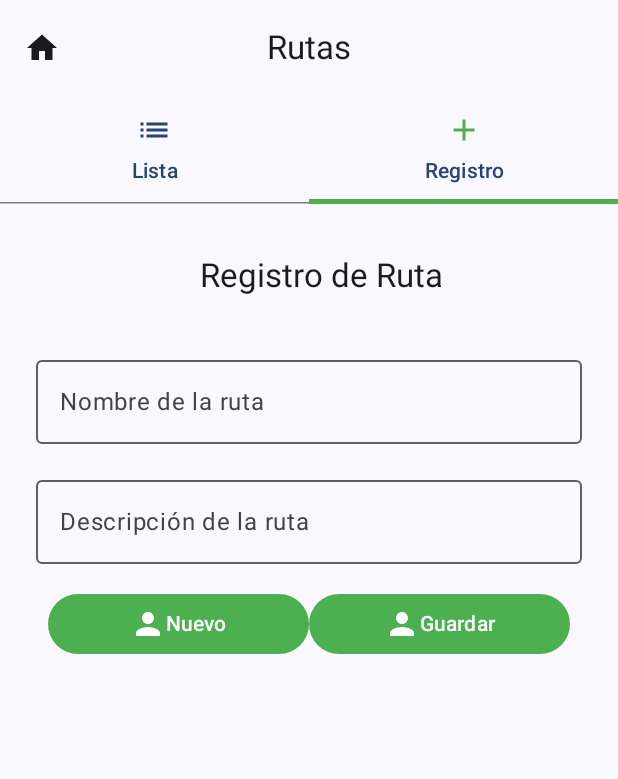
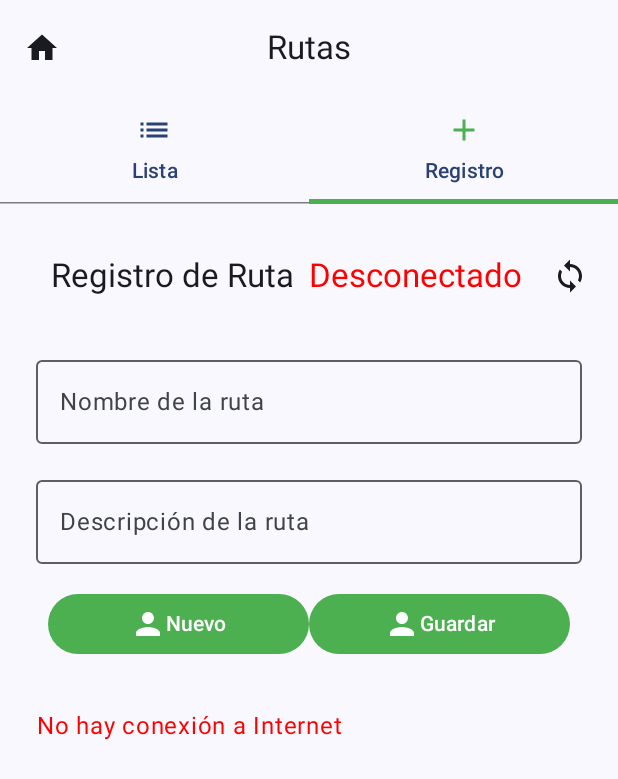
Before and after one commit to olylopez/PrestApp, an Android app built with Jetpack Compose: the composable RutasScreen shown on its own in the app's theme, tab 2 chosen, on a phone screen of 412 x 824 dp. Shown: the top 779 px of the screen. Run offline under Robolectric (Android 15) with nearby library versions, the phone set to English and light mode, and no system bars; our stand-ins replace Dagger/Hilt's generated code.

Commit message:
CRUD COMPLETO CON CONEXION RUTAS

```diff
--- a/app/build.gradle.kts
+++ b/app/build.gradle.kts
@@ -56,6 +56,9 @@ dependencies {
 
     //HILT
     implementation("com.google.dagger:hilt-android:2.51")
+    implementation(libs.firebase.components)
+    implementation(libs.androidx.hilt.work)
+    //noinspection UseTomlInstead
     ksp("com.google.dagger:hilt-android-compiler:2.51")
     implementation("androidx.hilt:hilt-navigation-compose:1.2.0")
 
--- a/app/src/main/java/com/example/prestapp/PrestApp.kt
+++ b/app/src/main/java/com/example/prestapp/PrestApp.kt
@@ -1,9 +1,13 @@
 package com.example.prestapp
 
 import android.app.Application
+import androidx.hilt.work.HiltWorkerFactory
+import androidx.hilt.work.WorkerAssistedFactory
+import androidx.work.Configuration
 import dagger.hilt.android.HiltAndroidApp
+import javax.inject.Inject
 
 @HiltAndroidApp
-class PrestApp: Application() {
+class PrestApp : Application(){
 
 }
--- a/app/src/main/java/com/example/prestapp/data/local/dao/RutaDao.kt
+++ b/app/src/main/java/com/example/prestapp/data/local/dao/RutaDao.kt
@@ -6,20 +6,17 @@ import kotlinx.coroutines.flow.Flow
 
 @Dao
 interface RutaDao {
-    @Query("SELECT * FROM rutas")
+    @Query("SELECT * FROM rutas WHERE isDeleted = 0")
     fun getRutas(): Flow<List<RutaEntity>>
 
-    @Query("SELECT * FROM rutas WHERE rutaID = :id")
-    fun getRutaById(id: Int): Flow<RutaEntity>
+    @Query("SELECT * FROM rutas WHERE rutaID = :rutaId")
+    fun getRutaById(rutaId: Int): Flow<RutaEntity>
+
+    @Query("SELECT * FROM rutas WHERE isSynced = 0 OR isDeleted = 1")
+    fun getUnsyncedRutas(): List<RutaEntity>
 
     @Insert(onConflict = OnConflictStrategy.REPLACE)
-    suspend fun insertRuta(ruta: RutaEntity)
-
-    @Insert(onConflict = OnConflictStrategy.REPLACE)
-    suspend fun insertRutas(rutas: List<RutaEntity>)
-
-    @Query("DELETE FROM rutas")
-    suspend fun deleteAllRutas()
+    suspend fun insertRuta(ruta: RutaEntity): Long
 
     @Update
     suspend fun updateRuta(ruta: RutaEntity)
@@ -27,6 +24,6 @@ interface RutaDao {
     @Delete
     suspend fun deleteRuta(ruta: RutaEntity)
 
-    @Query("DELETE FROM rutas WHERE rutaID = :id")
-    suspend fun deleteRutaById(id: Int)
+    @Query("DELETE FROM rutas WHERE rutaID = :rutaId")
+    suspend fun deleteRutaById(rutaId: Int)
 }
--- a/app/src/main/java/com/example/prestapp/data/remote/PrestAppApi.kt
+++ b/app/src/main/java/com/example/prestapp/data/remote/PrestAppApi.kt
@@ -79,16 +79,16 @@ interface PrestAppApi {
 
     // Ruta Endpoints
     @GET("api/Rutas")
-    suspend fun getRutas(): List<RutaDto>
+    suspend fun getRutas(): Response<List<RutaDto>>
 
     @GET("api/Rutas/{id}")
     suspend fun getRuta(@Path("id") id: Int): RutaDto
 
     @POST("api/Rutas")
-    suspend fun postRuta(@Body ruta: RutaDto): RutaDto
+    suspend fun postRuta(@Body rutaDto: RutaDto): Response<RutaDto>
 
     @PUT("api/Rutas/{id}")
-    suspend fun putRuta(@Path("id") id: Int, @Body ruta: RutaDto): RutaDto
+    suspend fun putRuta(@Path("id") id: Int, @Body rutaDto: RutaDto): Response<RutaDto>
 
     @DELETE("api/Rutas/{id}")
     suspend fun deleteRuta(@Path("id") id: Int): Response<Unit>
--- a/app/src/main/java/com/example/prestapp/data/repository/RutaReository.kt
+++ /dev/null
@@ -1,64 +0,0 @@
-package com.example.prestapp.data.repository
-
-import com.example.prestapp.data.local.dao.RutaDao
-import com.example.prestapp.data.local.entities.RutaEntity
-import com.example.prestapp.data.remote.PrestAppApi
-import com.example.prestapp.data.remote.dtos.RutaDto
-import com.example.prestapp.data.remote.dtos.toEntity
-import kotlinx.coroutines.flow.Flow
-import kotlinx.coroutines.flow.first
-import kotlinx.coroutines.flow.flow
-import javax.inject.Inject
-import javax.inject.Singleton
-
-
-@Singleton
-class RutaRepository @Inject constructor(
-    private val rutaDao: RutaDao,
-    private val prestAppApi: PrestAppApi
-) {
-    fun getRutas(): Flow<Resource<List<RutaEntity>>> = flow {
-        emit(Resource.Loading())
-        try {
-            val localRutas = rutaDao.getRutas().first()
-            emit(Resource.Success(localRutas))
-            try {
-                val remoteRutas = prestAppApi.getRutas()
-                rutaDao.deleteAllRutas()
-                rutaDao.insertRutas(remoteRutas.map { it.toEntity() })
-                val updatedRutas = rutaDao.getRutas().first()
-                emit(Resource.Success(updatedRutas))
-            } catch (e: Exception) {
-                emit(Resource.Error("Error fetching from remote, showing local data", localRutas))
-            }
-        } catch (e: Exception) {
-            emit(Resource.Error(e.localizedMessage ?: "An unexpected error occurred"))
-        }
-    }
-
-    fun getRutaById(rutaId: Int): Flow<RutaEntity> {
-        return rutaDao.getRutaById(rutaId)
-    }
-
-    suspend fun addRuta(rutaDto: RutaDto) {
-        val remoteRuta = prestAppApi.postRuta(rutaDto)
-        rutaDao.insertRuta(remoteRuta.toEntity())
-    }
-
-    suspend fun updateRuta(rutaDto: RutaDto) {
-        prestAppApi.putRuta(rutaDto.rutaID, rutaDto)
-        rutaDao.updateRuta(rutaDto.toEntity())
-    }
-
-    suspend fun deleteRuta(rutaId: Int) {
-        prestAppApi.deleteRuta(rutaId)
-        rutaDao.deleteRutaById(rutaId)
-    }
-}
-
-
-sealed class Resource<T>(val data: T? = null, val message: String? = null) {
-    class Loading<T>(data: T? = null) : Resource<T>(data)
-    class Success<T>(data: T) : Resource<T>(data)
-    class Error<T>(message: String, data: T? = null) : Resource<T>(data, message)
-}
--- a/app/src/main/java/com/example/prestapp/presentation/ruta/RutaListScreen.kt
+++ b/app/src/main/java/com/example/prestapp/presentation/ruta/RutaListScreen.kt
@@ -9,6 +9,7 @@ import androidx.compose.foundation.lazy.rememberLazyListState
 import androidx.compose.foundation.shape.CircleShape
 import androidx.compose.material.icons.Icons
 import androidx.compose.material.icons.filled.Delete
+import androidx.compose.material.icons.filled.Sync
 import androidx.compose.material3.*
 import androidx.compose.runtime.*
 import androidx.compose.ui.Alignment
@@ -46,11 +47,33 @@ fun RutaListScreen(
                 Column {
                     TopAppBar(
                         title = {
-                            Text(
-                                text = "Lista de Rutas",
-                                modifier = Modifier.fillMaxWidth(),
-                                textAlign = TextAlign.Center
-                            )
+                            Row(
+                                verticalAlignment = Alignment.CenterVertically,
+                                horizontalArrangement = Arrangement.Center,
+                                modifier = Modifier.fillMaxWidth()
+                            ) {
+                                Text(
+                                    text = "Lista de Rutas",
+                                    modifier = Modifier.weight(1f),
+                                    textAlign = TextAlign.Center
+                                )
+                                Text(
+                                    text = if (uiState.isConnected) "Conectado" else "Desconectado",
+                                    color = if (uiState.isConnected) Color.Green else Color.Red,
+                                    modifier = Modifier.padding(end = 8.dp)
+                                )
+                                IconButton(onClick = { viewModel.syncRutas() }) {
+                                    if (uiState.isSyncing) {
+                                        CircularProgressIndicator(
+                                            modifier = Modifier.size(24.dp),
+                                            color = MaterialTheme.colorScheme.onPrimary,
+                                            strokeWidth = 2.dp
+                                        )
+                                    } else {
+                                        Icon(Icons.Default.Sync, contentDescription = "Sync")
+                                    }
+                                }
+                            }
                         }
                     )
                     OutlinedTextField(
@@ -97,6 +120,22 @@ fun RutaListScreen(
                 Text(
                     text = errorMessage,
                     color = Color.Red,
+                    textAlign = TextAlign.Center,
+                    modifier = Modifier.padding(top = 16.dp)
+                )
+            }
+
+            if (!uiState.isConnected) {
+                Text(
+                    text = "No hay conexión a Internet",
+                    color = Color.Red,
+                    textAlign = TextAlign.Center,
+                    modifier = Modifier.padding(top = 16.dp)
+                )
+            } else {
+                Text(
+                    text = if (uiState.isSyncing) "Sincronizando datos..." else "Datos sincronizados",
+                    color = if (uiState.isSyncing) Color.Yellow else Color.Green,
                     textAlign = TextAlign.Center,
                     modifier = Modifier.padding(top = 16.dp)
                 )
--- a/app/src/main/java/com/example/prestapp/presentation/ruta/RutaScreen.kt
+++ b/app/src/main/java/com/example/prestapp/presentation/ruta/RutaScreen.kt
@@ -8,12 +8,16 @@ import androidx.compose.foundation.layout.fillMaxSize
 import androidx.compose.foundation.layout.fillMaxWidth
 import androidx.compose.foundation.layout.height
 import androidx.compose.foundation.layout.padding
+import androidx.compose.foundation.layout.size
 import androidx.compose.material.icons.Icons
 import androidx.compose.material.icons.filled.Person
+import androidx.compose.material.icons.filled.Sync
 import androidx.compose.material3.Button
 import androidx.compose.material3.ButtonDefaults
+import androidx.compose.material3.CircularProgressIndicator
 import androidx.compose.material3.ExperimentalMaterial3Api
 import androidx.compose.material3.Icon
+import androidx.compose.material3.IconButton
 import androidx.compose.material3.MaterialTheme
 import androidx.compose.material3.OutlinedTextField
 import androidx.compose.material3.Scaffold
@@ -23,9 +27,7 @@ import androidx.compose.runtime.Composable
 import androidx.compose.runtime.LaunchedEffect
 import androidx.compose.runtime.collectAsState
 import androidx.compose.runtime.getValue
-import androidx.compose.runtime.mutableStateOf
-import androidx.compose.runtime.remember
-import androidx.compose.runtime.setValue
+import androidx.compose.ui.Alignment
 import androidx.compose.ui.Modifier
 import androidx.compose.ui.graphics.Color
 import androidx.compose.ui.text.style.TextAlign
@@ -33,6 +35,7 @@ import androidx.compose.ui.unit.dp
 import androidx.hilt.navigation.compose.hiltViewModel
 import androidx.navigation.NavHostController
 import com.example.prestapp.screens.Screen
+
 
 @OptIn(ExperimentalMaterial3Api::class)
 @Composable
@@ -42,19 +45,43 @@ fun RutaScreen(
     rutaId: Int?
 ) {
     val uiState by viewModel.uiState.collectAsState()
+
     LaunchedEffect(key1 = true) {
         viewModel.onSetRuta(rutaId ?: 0)
     }
+
     Scaffold(
         modifier = Modifier.fillMaxSize(),
         topBar = {
             TopAppBar(
                 title = {
-                    Text(
-                        text = "Registro de Ruta",
-                        modifier = Modifier.fillMaxWidth(),
-                        textAlign = TextAlign.Center
-                    )
+                    Row(
+                        verticalAlignment = Alignment.CenterVertically,
+                        horizontalArrangement = Arrangement.Center,
+                        modifier = Modifier.fillMaxWidth()
+                    ) {
+                        Text(
+                            text = "Registro de Ruta",
+                            modifier = Modifier.weight(1f),
+                            textAlign = TextAlign.Center
+                        )
+                        Text(
+                            text = if (uiState.isConnected) "Conectado" else "Desconectado",
+                            color = if (uiState.isConnected) Color.Green else Color.Red,
+                            modifier = Modifier.padding(end = 8.dp)
+                        )
+                        IconButton(onClick = { viewModel.syncRutas() }) {
+                            if (uiState.isSyncing) {
+                                CircularProgressIndicator(
+                                    modifier = Modifier.size(24.dp),
+                                    color = MaterialTheme.colorScheme.onPrimary,
+                                    strokeWidth = 2.dp
+                                )
+                            } else {
+                                Icon(Icons.Default.Sync, contentDescription = "Sync")
+                            }
+                        }
+                    }
                 }
             )
         }
@@ -69,7 +96,12 @@ fun RutaScreen(
                 uiState = uiState,
                 onNombreChanged = viewModel::onNombreChanged,
                 onDescripcionChanged = viewModel::onDescripcionChanged,
-                onSaveRuta = { viewModel.saveRuta() },
+                onSaveRuta = {
+                    if (viewModel.validation()) {
+                        viewModel.saveRuta()
+                        navController.navigate(Screen.RutaListScreen.toString())
+                    }
+                },
                 onNewRuta = { viewModel.newRuta() },
                 onValidation = viewModel::validation,
                 navController = navController
@@ -88,9 +120,6 @@ fun RutaBody(
     onValidation: () -> Boolean,
     navController: NavHostController
 ) {
-    var guardo by remember { mutableStateOf(false) }
-    var errorGuardar by remember { mutableStateOf(false) }
-
     Column(
         modifier = Modifier
             .fillMaxWidth()
@@ -158,10 +187,7 @@ fun RutaBody(
                 onClick = {
                     if (onValidation()) {
                         onSaveRuta()
-                        guardo = true
                         navController.navigate(Screen.RutaListScreen.toString())
-                    } else {
-                        errorGuardar = true
                     }
                 },
                 colors = ButtonDefaults.buttonColors(containerColor = Color(0xFF4CAF50)),
@@ -171,5 +197,23 @@ fun RutaBody(
                 Text(text = "Guardar", color = Color.White)
             }
         }
+
+        Spacer(modifier = Modifier.height(16.dp))
+
+        if (!uiState.isConnected) {
+            Text(
+                text = "No hay conexión a Internet",
+                color = Color.Red,
+                textAlign = TextAlign.Center,
+                modifier = Modifier.padding(top = 16.dp)
+            )
+        } else {
+            Text(
+                text = if (uiState.isSyncing) "Sincronizando datos..." else "Datos sincronizados",
+                color = if (uiState.isSyncing) Color.Yellow else Color.Green,
+                textAlign = TextAlign.Center,
+                modifier = Modifier.padding(top = 16.dp)
+            )
+        }
     }
 }
--- a/app/src/main/java/com/example/prestapp/presentation/ruta/RutaViewModel.kt
+++ b/app/src/main/java/com/example/prestapp/presentation/ruta/RutaViewModel.kt
@@ -2,6 +2,7 @@ package com.example.prestapp.presentation.ruta
 
 import androidx.lifecycle.ViewModel
 import androidx.lifecycle.viewModelScope
+import com.example.prestapp.ConnectivityReceiver
 import com.example.prestapp.data.local.entities.RutaEntity
 import com.example.prestapp.data.remote.dtos.RutaDto
 import com.example.prestapp.data.repository.RutaRepository
@@ -22,18 +23,54 @@ class RutaViewModel @Inject constructor(
         viewModelScope.launch {
             getRutas()
         }
+        observeConnectivity()
     }
 
-    fun onSetRuta(rutaId: Int) {
+    private fun observeConnectivity() {
         viewModelScope.launch {
-            val ruta = repository.getRutaById(rutaId).firstOrNull()
-            ruta?.let {
+            repository.isConnectedFlow().collect { isConnected ->
+                if (isConnected) {
+                    syncRutas()
+                }
                 uiState.update {
-                    it.copy(
-                        rutaID = ruta.rutaID,
-                        nombre = ruta.nombre,
-                        descripcion = ruta.descripcion ?: ""
-                    )
+                    it.copy(isConnected = isConnected)
+                }
+            }
+        }
+    }
+
+    fun onSetRuta(rutaId: Int?) {
+        if (rutaId == null || rutaId == 0) {
+            uiState.update {
+                it.copy(
+                    rutaID = 0,
+                    nombre = "",
+                    descripcion = "",
+                    isLoading = false
+                )
+            }
+        } else {
+            viewModelScope.launch {
+                repository.getRutaById(rutaId).collect { ruta ->
+                    if (ruta != null) {
+                        uiState.update {
+                            it.copy(
+                                rutaID = ruta.rutaID,
+                                nombre = ruta.nombre,
+                                descripcion = ruta.descripcion ?: "",
+                                isLoading = false
+                            )
+                        }
+                    } else {
+                        uiState.update {
+                            it.copy(
+                                rutaID = 0,
+                                nombre = "",
+                                descripcion = "",
+                                isLoading = false
+                            )
+                        }
+                    }
                 }
             }
         }
@@ -100,16 +137,22 @@ class RutaViewModel @Inject constructor(
 
     private fun getRutas() {
         viewModelScope.launch {
-            repository.getRutas().collect { result ->
-                when (result) {
-                    is Resource.Loading -> uiState.update { it.copy(isLoading = true) }
-                    is Resource.Success -> uiState.update {
-                        it.copy(isLoading = false, rutas = result.data ?: emptyList())
-                    }
-                    is Resource.Error -> uiState.update {
-                        it.copy(isLoading = false, errorMessage = result.message)
-                    }
+            repository.getRutas().collect { rutas ->
+                uiState.update {
+                    it.copy(isLoading = false, rutas = rutas)
                 }
+            }
+        }
+    }
+
+    fun syncRutas() {
+        viewModelScope.launch {
+            uiState.update { it.copy(isSyncing = true) }
+            try {
+                repository.syncPendingRutas()
+                uiState.update { it.copy(isSyncing = false, errorMessage = null) }
+            } catch (e: Exception) {
+                uiState.update { it.copy(isSyncing = false, errorMessage = e.localizedMessage) }
             }
         }
     }
@@ -124,6 +167,8 @@ data class RutaUIState(
     var descripcionError: Boolean = false,
     val rutas: List<RutaEntity> = emptyList(),
     val isLoading: Boolean = false,
+    val isSyncing: Boolean = false,
+    val isConnected: Boolean = true,
     val errorMessage: String? = null
 )
 
--- a/gradle/libs.versions.toml
+++ b/gradle/libs.versions.toml
@@ -28,6 +28,8 @@ uiCompose = "1.7.0-alpha07"
 composeAnimation = "1.6.8"
 foundationCompose = "1.0.7-alpha07"
 material = "1.12.0"
+firebaseComponents = "18.0.0"
+hiltWork = "1.2.0"
 
 
 [libraries]
@@ -66,6 +68,8 @@ androidx-foundation-android = { group = "androidx.compose.foundation", name = "f
 kotlinx-serialization-json = { module = "org.jetbrains.kotlinx:kotlinx-serialization-json", version.ref = "kotlinxSerializationJson" }
 material = { group = "com.google.android.material", name = "material", version.ref = "material" }
 material3 = { module = "androidx.compose.material3:material3", version.ref = "material3" }
+firebase-components = { group = "com.google.firebase", name = "firebase-components", version.ref = "firebaseComponents" }
+androidx-hilt-work = { group = "androidx.hilt", name = "hilt-work", version.ref = "hiltWork" }
 
 [plugins]
 android-application = { id = "com.android.application", version.ref = "agp" }
```
Also changed, not shown: app/src/main/AndroidManifest.xml (+11 -4 lines), app/src/main/java/com/example/prestapp/ConnectivityReceiver.kt (added, +35 -0 lines), app/src/main/java/com/example/prestapp/MainActivity.kt (+22 -0 lines), app/src/main/java/com/example/prestapp/data/local/entities/RutaEntity.kt (+10 -11 lines), app/src/main/java/com/example/prestapp/data/remote/dtos/ClienteDto.kt (+17 -0 lines), app/src/main/java/com/example/prestapp/data/remote/dtos/RutaDto.kt (+5 -7 lines), app/src/main/java/com/example/prestapp/data/repository/RutaRepository.kt (added, +217 -0 lines), app/src/main/java/com/example/prestapp/di/AppModule.kt (+12 -2 lines).
